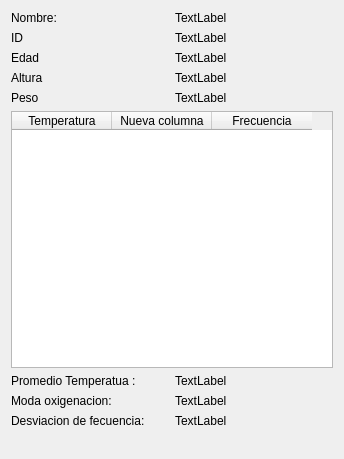
First picture: the form in ventana_verdatos.ui, repository isavalenra/PROYECTOFINAL_INFO2, before the edit.
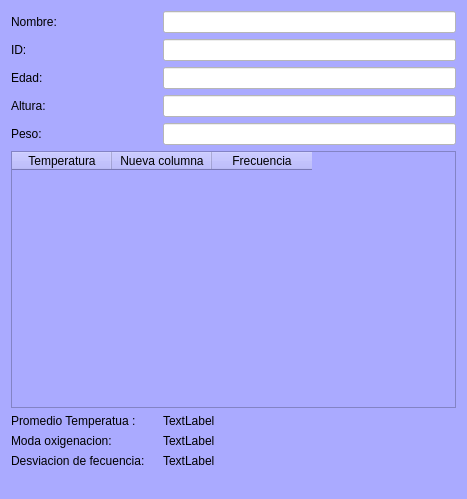
Second picture: the form after the edit.

Commit message: avtualizacion de ventanas de vistas

Patch:
```diff
--- a/ventana_verdatos.ui
+++ b/ventana_verdatos.ui
@@ -6,30 +6,36 @@
    <rect>
     <x>0</x>
     <y>0</y>
-    <width>344</width>
-    <height>459</height>
+    <width>467</width>
+    <height>499</height>
    </rect>
   </property>
   <property name="windowTitle">
    <string>Dialog</string>
   </property>
+  <property name="styleSheet">
+   <string notr="true">background-color: rgb(170, 170, 255)</string>
+  </property>
   <layout class="QGridLayout" name="gridLayout">
-   <item row="0" column="0">
-    <widget class="QLabel" name="label_2">
+   <item row="5" column="0">
+    <widget class="QLabel" name="label_4">
      <property name="text">
-      <string>Nombre: </string>
+      <string>Edad:</string>
      </property>
     </widget>
    </item>
-   <item row="2" column="0">
-    <widget class="QLabel" name="label_3">
+   <item row="6" column="0">
+    <widget class="QLabel" name="label_5">
      <property name="text">
-      <string>ID</string>
+      <string>Altura:</string>
      </property>
     </widget>
    </item>
-   <item row="9" column="0" colspan="2">
+   <item row="11" column="0" colspan="3">
     <widget class="QTableWidget" name="tabla_signos">
+     <property name="styleSheet">
+      <string notr="true"/>
+     </property>
      <column>
       <property name="text">
        <string>Temperatura</string>
@@ -47,108 +53,111 @@
      </column>
     </widget>
    </item>
-   <item row="10" column="0">
+   <item row="8" column="0">
+    <widget class="QLabel" name="label_6">
+     <property name="text">
+      <string>Peso:</string>
+     </property>
+    </widget>
+   </item>
+   <item row="12" column="0">
     <widget class="QLabel" name="label_7">
      <property name="text">
       <string>Promedio Temperatua :  </string>
      </property>
     </widget>
    </item>
-   <item row="10" column="1">
+   <item row="12" column="2">
     <widget class="QLabel" name="promedio_temperatura">
      <property name="text">
       <string>TextLabel</string>
      </property>
     </widget>
    </item>
-   <item row="11" column="0">
+   <item row="13" column="0">
     <widget class="QLabel" name="label_8">
      <property name="text">
       <string>Moda oxigenacion:</string>
      </property>
     </widget>
    </item>
-   <item row="11" column="1">
+   <item row="4" column="0">
+    <widget class="QLabel" name="label_3">
+     <property name="text">
+      <string>ID:</string>
+     </property>
+    </widget>
+   </item>
+   <item row="0" column="0">
+    <widget class="QLabel" name="label_2">
+     <property name="text">
+      <string>Nombre: </string>
+     </property>
+    </widget>
+   </item>
+   <item row="0" column="2">
+    <widget class="QLineEdit" name="ingresar_nombre">
+     <property name="styleSheet">
+      <string notr="true">background-color:rgb(255, 255, 255)</string>
+     </property>
+    </widget>
+   </item>
+   <item row="5" column="2">
+    <widget class="QLineEdit" name="ingresar_edad">
+     <property name="styleSheet">
+      <string notr="true">background-color: rgb(255, 255, 255)</string>
+     </property>
+    </widget>
+   </item>
+   <item row="4" column="2">
+    <widget class="QLineEdit" name="ingresar_id">
+     <property name="styleSheet">
+      <string notr="true">background-color:rgb(255, 255, 255)</string>
+     </property>
+    </widget>
+   </item>
+   <item row="13" column="2">
     <widget class="QLabel" name="moda_oxigena">
      <property name="text">
       <string>TextLabel</string>
      </property>
     </widget>
    </item>
-   <item row="12" column="0">
+   <item row="14" column="0">
     <widget class="QLabel" name="label_9">
      <property name="text">
       <string>Desviacion de fecuencia:  </string>
      </property>
     </widget>
    </item>
-   <item row="12" column="1">
+   <item row="14" column="2">
     <widget class="QLabel" name="desviacion_frec">
      <property name="text">
       <string>TextLabel</string>
      </property>
     </widget>
    </item>
-   <item row="13" column="0" colspan="2">
+   <item row="15" column="0" colspan="3">
     <widget class="QLabel" name="label">
+     <property name="styleSheet">
+      <string notr="true"/>
+     </property>
      <property name="text">
       <string/>
      </property>
     </widget>
    </item>
-   <item row="0" column="1">
-    <widget class="QLabel" name="nombre">
-     <property name="text">
-      <string>TextLabel</string>
+   <item row="6" column="2">
+    <widget class="QLineEdit" name="ingresar_altura">
+     <property name="styleSheet">
+      <string notr="true">background-color:rgb(255, 255, 255)</string>
      </property>
     </widget>
    </item>
-   <item row="2" column="1">
-    <widget class="QLabel" name="id">
-     <property name="text">
-      <string>TextLabel</string>
-     </property>
-    </widget>
-   </item>
-   <item row="3" column="1">
-    <widget class="QLabel" name="edad">
-     <property name="text">
-      <string>TextLabel</string>
-     </property>
-    </widget>
-   </item>
-   <item row="4" column="1">
-    <widget class="QLabel" name="altura">
-     <property name="text">
-      <string>TextLabel</string>
-     </property>
-    </widget>
-   </item>
-   <item row="6" column="1">
-    <widget class="QLabel" name="peso">
-     <property name="text">
-      <string>TextLabel</string>
-     </property>
-    </widget>
-   </item>
-   <item row="3" column="0">
-    <widget class="QLabel" name="label_4">
-     <property name="text">
-      <string>Edad</string>
-     </property>
-    </widget>
-   </item>
-   <item row="4" column="0">
-    <widget class="QLabel" name="label_5">
-     <property name="text">
-      <string>Altura</string>
-     </property>
-    </widget>
-   </item>
-   <item row="6" column="0">
-    <widget class="QLabel" name="label_6">
-     <property name="text">
-      <string>Peso</string>
+   <item row="8" column="2">
+    <widget class="QLineEdit" name="ingresar_peso">
+     <property name="styleSheet">
+      <string notr="true">background-color: rgb(255, 255, 255)</string>
      </property>
     </widget>
    </item>
```
The commit also changes 3 other files.
